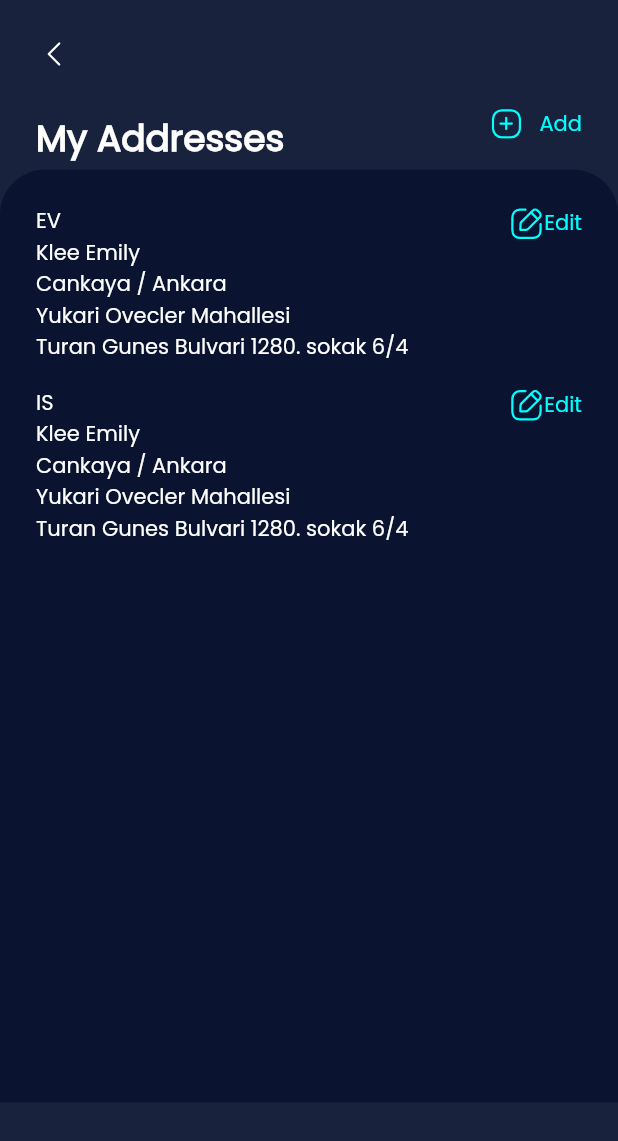
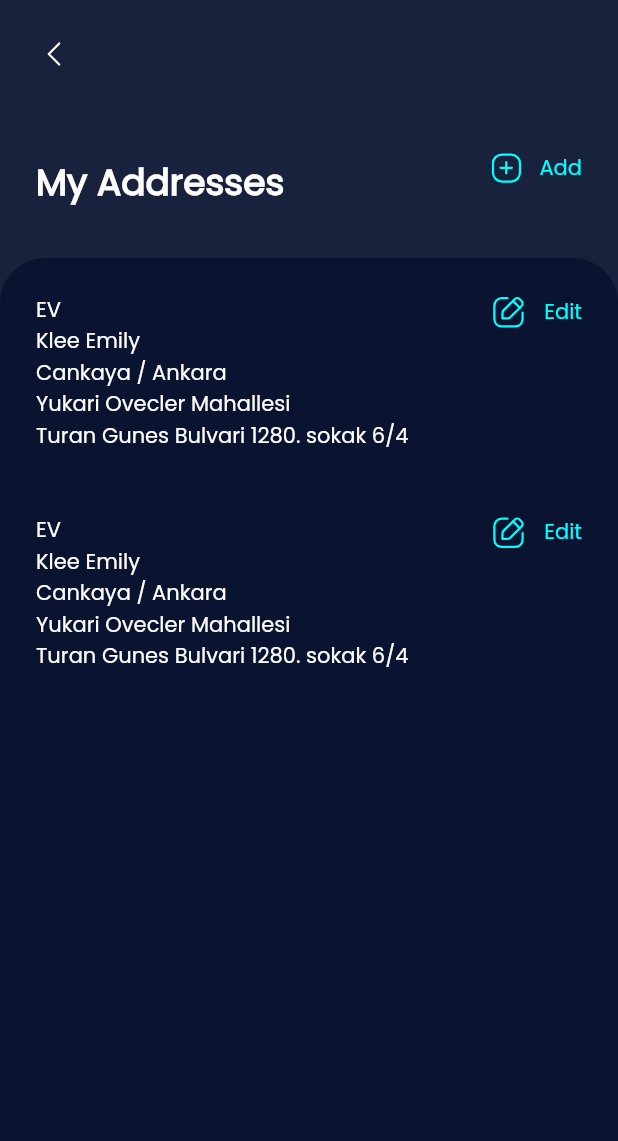
Before and after one commit to boranpek/work_with_ahmet, a Flutter app: the screen it shows after launch, on a phone screen of 412 x 824 dp. Shown: the top 1141 px of the screen. Run offline on Flutter 3.47's test engine with Material 2 defaults, Android fonts, the phone set to English and light mode, and no system bars; our stand-ins replace flutter_svg.

Commit message:
draft remastered

```diff
--- /dev/null
+++ b/lib/constants/constants.dart
@@ -0,0 +1,7 @@
+import 'package:flutter/material.dart';
+
+class ButtonColor {
+  ButtonColor(this.buttonColors);
+
+  final Color buttonColors;
+}
--- a/lib/task_page_screen.dart
+++ b/lib/task_page_screen.dart
@@ -1,5 +1,6 @@
 import 'dart:ui';
 
+import 'package:first_page/widgets/address_info.dart';
 import 'package:flutter/material.dart';
 import 'package:flutter_svg/flutter_svg.dart';
 
@@ -11,11 +12,15 @@ class TaskPage extends StatefulWidget {
 }
 
 class _TaskPageState extends State<TaskPage> {
+  final Color panelColor = Color(0xff19223C);
+  final Color buttonColor = Color(0xff00FFFF);
+
   @override
   Widget build(BuildContext context) {
     return Scaffold(
-      backgroundColor: Color(0xff19223C),
+      backgroundColor: panelColor,
       body: SafeArea(
+        bottom: false,
         child: Column(
           children: [
             buildPanel(),
@@ -26,8 +31,9 @@ class _TaskPageState extends State<TaskPage> {
     );
   }
 
-  Container buildAdressList() {
-    return Container(
+  Expanded buildAdressList() {
+    return Expanded(
+      child: Container(
         padding: EdgeInsets.all(24),
         decoration: BoxDecoration(
             color: Color(0xff0A1430),
@@ -35,101 +41,24 @@ class _TaskPageState extends State<TaskPage> {
               topLeft: Radius.circular(30),
               topRight: Radius.circular(30),
             )),
-      height: 622,
-      child: Column(
+        child: ListView(
           children: [
-          Row(
-            crossAxisAlignment: CrossAxisAlignment.start,
-            children: [
-              Column(
-                crossAxisAlignment: CrossAxisAlignment.start,
-                children: [
-                  Text(
-                    'EV',
-                    style: TextStyle(color: Colors.white),
+            AddressCard(
+              title: 'Ev',
+              name: 'Klee Emiliy',
+              city: 'Cankaya / Ankara',
+              district: 'Yukari Ovecler Mahallesi',
+              street: 'Turan Gunes Bulvari 1280. Sokak 6/4',
             ),
-                  Text(
-                    'Klee Emily',
-                    style: TextStyle(color: Colors.white),
-                  ),
-                  Text(
-                    'Cankaya / Ankara',
-                    style: TextStyle(color: Colors.white),
-                  ),
-                  Text(
-                    'Yukari Ovecler Mahallesi',
-                    style: TextStyle(color: Colors.white),
-                  ),
-                  Text(
-                    'Turan Gunes Bulvari 1280. sokak 6/4',
-                    style: TextStyle(color: Colors.white),
+            AddressCard(
+              title: 'Is',
+              name: 'Klee Emiliy',
+              city: 'Cankaya / Ankara',
+              district: 'Yukari Ovecler Mahallesi',
+              street: 'Turan Gunes Bulvari 1280. Sokak 6/4',
             ),
           ],
         ),
-              Spacer(),
-              Column(
-                children: [
-                  Row(
-                    children: [
-                      SvgPicture.asset('asset/icons/edit_icon.svg'),
-                      Text(
-                        'Edit',
-                        style: TextStyle(color: Color(0xff00FFFF)),
-                      ),
-                    ],
-                  )
-                ],
-              ),
-            ],
-          ),
-          SizedBox(
-            height: 16,
-          ),
-          Row(
-            crossAxisAlignment: CrossAxisAlignment.start,
-            children: [
-              Column(
-                crossAxisAlignment: CrossAxisAlignment.start,
-                children: [
-                  Text(
-                    'IS',
-                    style: TextStyle(color: Colors.white),
-                  ),
-                  Text(
-                    'Klee Emily',
-                    style: TextStyle(color: Colors.white),
-                  ),
-                  Text(
-                    'Cankaya / Ankara',
-                    style: TextStyle(color: Colors.white),
-                  ),
-                  Text(
-                    'Yukari Ovecler Mahallesi',
-                    style: TextStyle(color: Colors.white),
-                  ),
-                  Text(
-                    'Turan Gunes Bulvari 1280. sokak 6/4',
-                    style: TextStyle(color: Colors.white),
-                  ),
-                ],
-              ),
-              Spacer(),
-              Column(
-                children: [
-                  Row(
-                    children: [
-                      SvgPicture.asset('asset/icons/edit_icon.svg'),
-                      Text(
-                        'Edit',
-                        style: TextStyle(color: Color(0xff00FFFF)),
-                      ),
-                    ],
-                  )
-                ],
-              ),
-            ],
-          ),
-        ],
       ),
     );
   }
@@ -138,17 +67,16 @@ class _TaskPageState extends State<TaskPage> {
     return Column(
       children: [
         Container(
+          alignment: Alignment.topLeft,
           padding: EdgeInsets.all(24),
-          color: Color(0xff19223C),
-          child: Row(
-            children: [
-              Container(child: SvgPicture.asset('asset/icons/Back.svg')),
-            ],
-          ),
+          color: panelColor,
+          child: Container(child: SvgPicture.asset('asset/icons/Back.svg')),
         ),
         Container(
+          height: 100,
+          alignment: Alignment.center,
           padding: EdgeInsets.fromLTRB(24, 0, 24, 0),
-          color: Color(0xff19223C),
+          color: panelColor,
           child: Row(
             children: [
               Text(
@@ -170,7 +98,7 @@ class _TaskPageState extends State<TaskPage> {
                       ),
                       Text(
                         'Add',
-                        style: TextStyle(color: Color(0xff00FFFF)),
+                        style: TextStyle(color: buttonColor),
                       ),
                     ],
                   ),
--- /dev/null
+++ b/lib/widgets/address_info.dart
@@ -0,0 +1,77 @@
+import 'package:flutter/material.dart';
+import 'package:flutter_svg/flutter_svg.dart';
+
+class AddressCard extends StatelessWidget {
+  final String title;
+  final String name;
+  final String city;
+  final String district;
+  final String street;
+
+  const AddressCard({
+    Key? key,
+    required this.title,
+    required this.name,
+    required this.city,
+    required this.district,
+    required this.street,
+  }) : super(key: key);
+
+  @override
+  Widget build(BuildContext context) {
+    return Column(
+      children: [
+        Row(
+          crossAxisAlignment: CrossAxisAlignment.start,
+          children: [
+            Column(
+              crossAxisAlignment: CrossAxisAlignment.start,
+              children: [
+                Text(
+                  'EV',
+                  style: TextStyle(color: Colors.white),
+                ),
+                Text(
+                  'Klee Emily',
+                  style: TextStyle(color: Colors.white),
+                ),
+                Text(
+                  'Cankaya / Ankara',
+                  style: TextStyle(color: Colors.white),
+                ),
+                Text(
+                  'Yukari Ovecler Mahallesi',
+                  style: TextStyle(color: Colors.white),
+                ),
+                Text(
+                  'Turan Gunes Bulvari 1280. sokak 6/4',
+                  style: TextStyle(color: Colors.white),
+                ),
+              ],
+            ),
+            Spacer(),
+            Column(
+              children: [
+                Row(
+                  children: [
+                    SvgPicture.asset('asset/icons/edit_icon.svg'),
+                    SizedBox(
+                      width: 12,
+                    ),
+                    Text(
+                      'Edit',
+                      style: TextStyle(color: Color(0xff00FFFF)),
+                    ),
+                  ],
+                )
+              ],
+            ),
+          ],
+        ),
+        SizedBox(
+          height: 42,
+        ),
+      ],
+    );
+  }
+}
```
Lines whose indentation alone changed are shown as unchanged.
